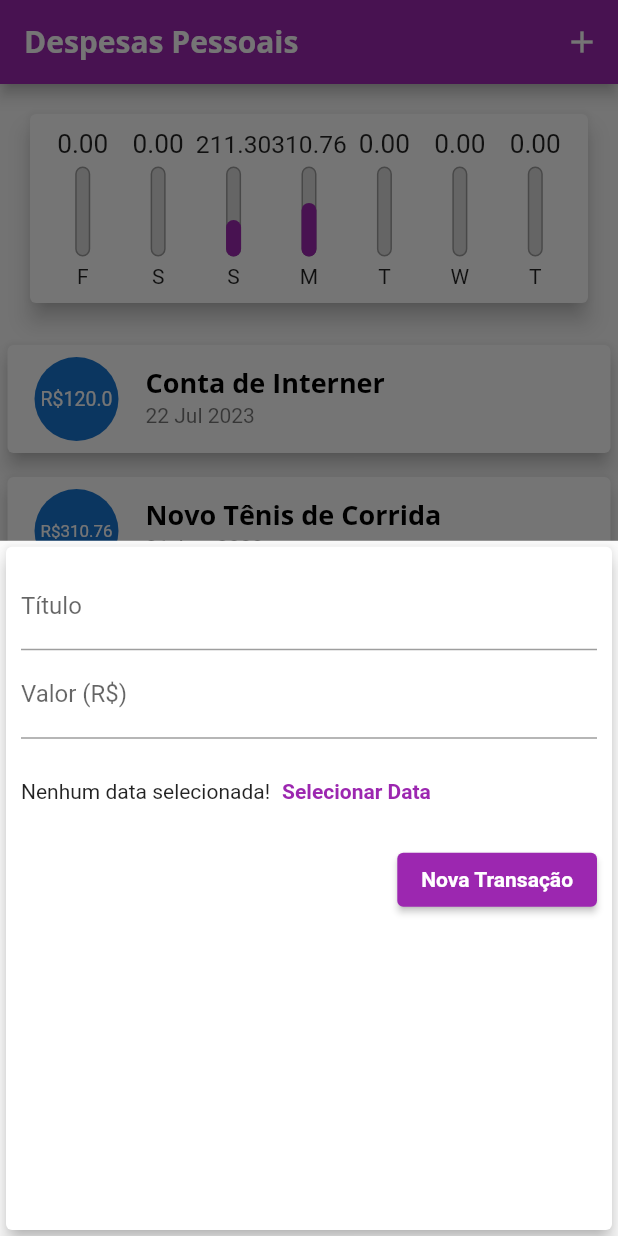
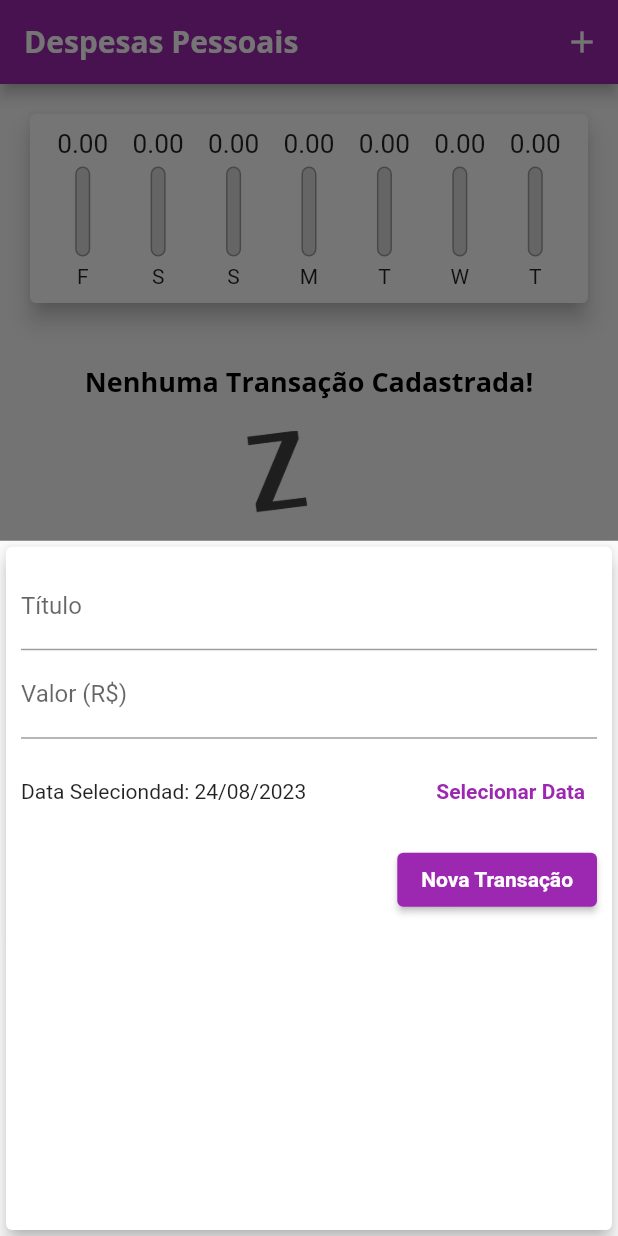
Before and after one commit to Erasmojf/expenses, a Flutter app: the screen it shows after launch, after a tap on the "add" icon, on a phone screen of 412 x 824 dp. Run offline on Flutter 3.47's test engine with Material 2 defaults, Android fonts, the phone set to English and light mode, and no system bars.

Commit message:
Adjustments in transaction Date

```diff
--- a/expenses/lib/components/chart.dart
+++ b/expenses/lib/components/chart.dart
@@ -54,7 +54,9 @@ class Chart extends StatelessWidget {
               child: ChartBar(
                 label: tr['day'] as String,
                 value: tr['value'] as double,
-                percentage: (tr['value'] as double) / _weekTotalValue,
+                percentage: _weekTotalValue == 0
+                    ? 0
+                    : (tr['value'] as double) / _weekTotalValue,
               ),
             );
           }).toList(),
--- a/expenses/lib/components/transaction_form.dart
+++ b/expenses/lib/components/transaction_form.dart
@@ -1,7 +1,8 @@
 import 'package:flutter/material.dart';
+import 'package:intl/intl.dart';
 
 class TransactionForm extends StatefulWidget {
-  final void Function(String, double) onSubmit;
+  final void Function(String, double, DateTime) onSubmit;
 
   const TransactionForm(this.onSubmit, {Key? key}) : super(key: key);
 
@@ -10,19 +11,36 @@ class TransactionForm extends StatefulWidget {
 }
 
 class _TransactionFormState extends State<TransactionForm> {
-  final titleController = TextEditingController();
+  final _titleController = TextEditingController();
 
-  final valueController = TextEditingController();
+  final _valueController = TextEditingController();
+  DateTime? _selectedDate = DateTime.now();
 
   _submitForm() {
-    final title = titleController.text;
-    final value = double.tryParse(valueController.text) ?? 0;
+    final title = _titleController.text;
+    final value = double.tryParse(_valueController.text) ?? 0.0;
 
-    if (title.isEmpty || value <= 0) {
+    if (title.isEmpty || value <= 0 || _selectedDate == null) {
       return;
     }
 
-    widget.onSubmit(title, value);
+    widget.onSubmit(title, value, _selectedDate!);
+  }
+
+  _showDatePicker() {
+    showDatePicker(
+      context: context,
+      initialDate: DateTime.now(),
+      firstDate: DateTime(2019),
+      lastDate: DateTime.now(),
+    ).then((pikedDate) {
+      if (pikedDate == null) {
+        return;
+      }
+      setState(() {
+        _selectedDate = pikedDate;
+      });
+    });
   }
 
   @override
@@ -34,14 +52,14 @@ class _TransactionFormState extends State<TransactionForm> {
         child: Column(
           children: [
             TextField(
-              controller: titleController,
+              controller: _titleController,
               onSubmitted: (_) => _submitForm(),
               decoration: const InputDecoration(
                 labelText: 'Título',
               ),
             ),
             TextField(
-              controller: valueController,
+              controller: _valueController,
               keyboardType:
                   const TextInputType.numberWithOptions(decimal: true),
               onSubmitted: (_) => _submitForm(),
@@ -53,9 +71,15 @@ class _TransactionFormState extends State<TransactionForm> {
               height: 70,
               child: Row(
                 children: [
-                  Text('Nenhum data selecionada!'),
+                  Expanded(
+                    child: Text(
+                      _selectedDate == null
+                          ? 'Nenhum data selecionada!'
+                          : 'Data Seleciondad: ${DateFormat('dd/MM/y').format(_selectedDate!)}',
+                    ),
+                  ),
                   TextButton(
-                    onPressed: () {},
+                    onPressed: _showDatePicker,
                     child: Text(
                       'Selecionar Data',
                       style: TextStyle(
--- a/expenses/lib/main.dart
+++ b/expenses/lib/main.dart
@@ -50,26 +50,7 @@ class MyHomePage extends StatefulWidget {
 }
 
 class _MyHomePageState extends State<MyHomePage> {
-  final List<Transaction> _transactions = [
-    Transaction(
-      id: 't',
-      title: 'Conta de Interner',
-      value: 120.00,
-      date: DateTime.now().subtract(Duration(days: 33)),
-    ),
-    Transaction(
-      id: 't1',
-      title: 'Novo Tênis de Corrida',
-      value: 310.76,
-      date: DateTime.now().subtract(Duration(days: 3)),
-    ),
-    Transaction(
-      id: 't2',
-      title: 'Conta de Luz',
-      value: 211.30,
-      date: DateTime.now().subtract(Duration(days: 4)),
-    ),
-  ];
+  final List<Transaction> _transactions = [];
 
   List<Transaction> get _recentTransactions {
     return _transactions.where((tr) {
@@ -79,12 +60,12 @@ class _MyHomePageState extends State<MyHomePage> {
     }).toList();
   }
 
-  _addTransaction(String title, double value) {
+  _addTransaction(String title, double value, DateTime date) {
     final newTransaction = Transaction(
       id: Random().nextDouble().toString(),
       title: title,
       value: value,
-      date: DateTime.now(),
+      date: date,
     );
 
     setState(() {
```
